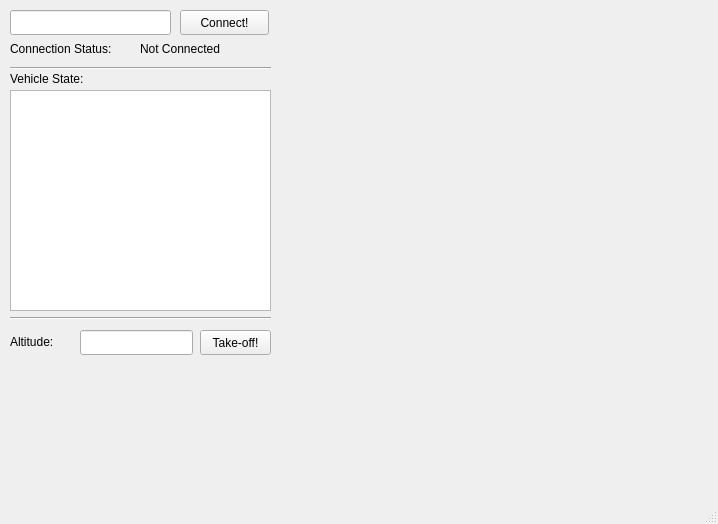
This is FatqatMainWindow.ui in suleyman-kaya/fatqat as Qt 5 draws it before an edit. The edited form follows.
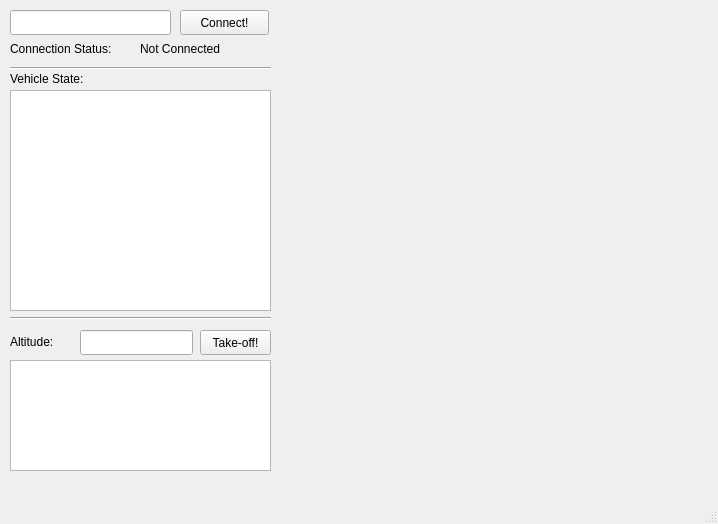
This is the edited form.

Commit message: takeoff done but sitl firmware has a problem so have to test

What changed in the file:
```diff
--- a/FatqatMainWindow.ui
+++ b/FatqatMainWindow.ui
@@ -148,6 +148,16 @@
      <string>Take-off!</string>
     </property>
    </widget>
+   <widget class="QPlainTextEdit" name="ArmAndTakeoffLogsTextbox">
+    <property name="geometry">
+     <rect>
+      <x>10</x>
+      <y>360</y>
+      <width>261</width>
+      <height>111</height>
+     </rect>
+    </property>
+   </widget>
   </widget>
   <widget class="QMenuBar" name="menubar">
    <property name="geometry">
```
The commit also changes 1 other file.
